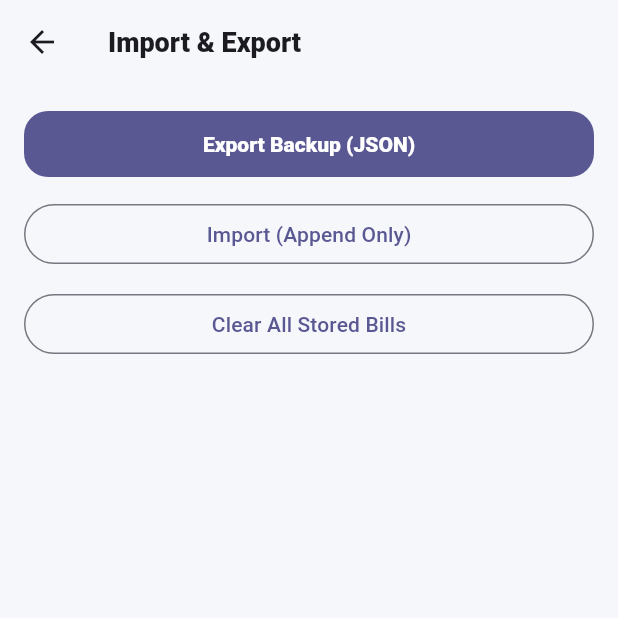
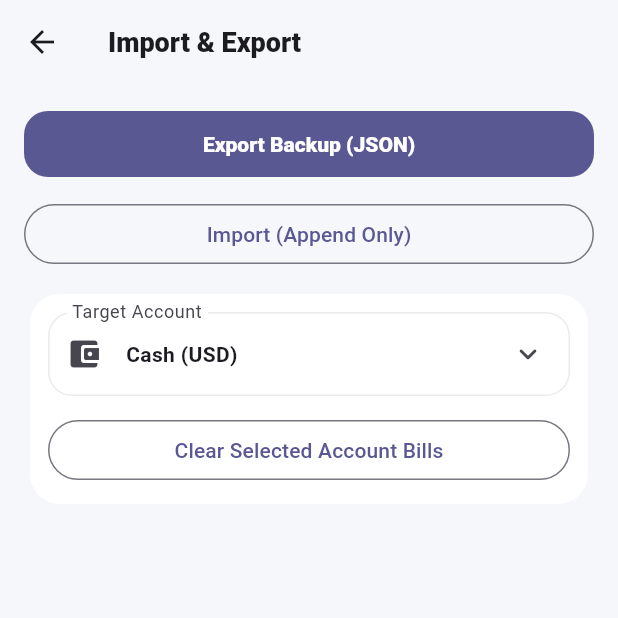
Before and after one commit to RonganBai/ledger, a Flutter app: the _ImportExportPage screen opened directly with empty values, after a tap on "Export Backup (JSON)", on a phone screen of 412 x 824 dp, the top half of it. Run offline on Flutter 3.47's test engine with Material 3 defaults, Android fonts, the phone set to English and light mode, and no system bars; our stand-ins replace csv, drift, drift_flutter, file_picker, flutter_local_notifications, image_picker and 4 more; missing offline and left inert: cryptography, excel, flutter_background_service, gbk_codec, google_mlkit_text_recognition; accounts and stored records are empty; generated files the repository leaves out were written again.

Commit message:
release: bump version to 1.0.2+4 and update bill flows

```diff
--- a/lib/data/db/app_database.dart
+++ b/lib/data/db/app_database.dart
@@ -1,5 +1,6 @@
 import 'package:drift/drift.dart';
 import 'package:drift_flutter/drift_flutter.dart';
+import 'package:supabase_flutter/supabase_flutter.dart';
 
 import 'tables/accounts.dart';
 import 'tables/categories.dart';
@@ -53,7 +54,7 @@ class AppDatabase extends _$AppDatabase {
       accounts,
     )..addColumns([accountCountExpr])).getSingle();
     final accountCount = accountCountRow.read(accountCountExpr) ?? 0;
-    if (accountCount == 0) {
+    if (accountCount == 0 && await _shouldSeedDefaultAccounts()) {
       await into(accounts).insert(
         AccountsCompanion.insert(name: 'Cash', type: const Value('cash')),
       );
@@ -96,6 +97,21 @@ class AppDatabase extends _$AppDatabase {
         ),
         mode: InsertMode.insertOrIgnore,
       );
+    }
+  }
+
+  Future<bool> _shouldSeedDefaultAccounts() async {
+    try {
+      final user = Supabase.instance.client.auth.currentUser;
+      if (user == null) return true;
+      final rows = await Supabase.instance.client
+          .from('ledger_accounts')
+          .select('id')
+          .eq('user_id', user.id)
+          .limit(1);
+      return rows.isEmpty;
+    } catch (_) {
+      return true;
     }
   }
 
--- a/lib/features/settings/settings_page.dart
+++ b/lib/features/settings/settings_page.dart
@@ -1,6 +1,7 @@
 import 'dart:async';
 import 'dart:io';
 
+import 'package:drift/drift.dart' show OrderingTerm;
 import 'package:flutter/material.dart';
 import 'package:image_picker/image_picker.dart';
 import 'package:path_provider/path_provider.dart';
@@ -404,6 +405,7 @@ class _SettingsPageState extends State<SettingsPage> {
                           MaterialPageRoute(
                             builder: (_) => _ImportExportPage(
                               db: widget.db,
+                              accountId: widget.accountId,
                               isGuestMode: widget.isGuestMode,
                             ),
                           ),
@@ -960,18 +962,139 @@ class _PetPage extends StatelessWidget {
   }
 }
 
-class _ImportExportPage extends StatelessWidget {
+class _ImportExportPage extends StatefulWidget {
   final AppDatabase db;
+  final int accountId;
   final bool isGuestMode;
 
-  const _ImportExportPage({required this.db, required this.isGuestMode});
+  const _ImportExportPage({
+    required this.db,
+    required this.accountId,
+    required this.isGuestMode,
+  });
+
+  @override
+  State<_ImportExportPage> createState() => _ImportExportPageState();
+}
+
+class _ImportExportPageState extends State<_ImportExportPage> {
+  late final ImportExportService _svc;
+  List<Account> _accounts = const <Account>[];
+  int? _selectedAccountId;
+  bool _loadingAccounts = true;
+
+  @override
+  void initState() {
+    super.initState();
+    _svc = ImportExportService(widget.db);
+    _selectedAccountId = widget.accountId;
+    _loadAccounts();
+  }
+
+  Future<void> _loadAccounts() async {
+    final accounts =
+        await (widget.db.select(widget.db.accounts)
+              ..where((a) => a.isActive.equals(true))
+              ..orderBy([(a) => OrderingTerm(expression: a.sortOrder)]))
+            .get();
+    if (!mounted) return;
+    setState(() {
+      _accounts = accounts;
+      _loadingAccounts = false;
+      final hasSelected = accounts.any((a) => a.id == _selectedAccountId);
+      if (!hasSelected) {
+        _selectedAccountId = accounts.isEmpty ? null : accounts.first.id;
+      }
+    });
+  }
+
+  Account? get _selectedAccount {
+    final id = _selectedAccountId;
+    if (id == null) return null;
+    for (final account in _accounts) {
+      if (account.id == id) return account;
+    }
+    return null;
+  }
+
+  Future<void> _pickAccount() async {
+    if (_accounts.isEmpty) return;
+    final current = _selectedAccountId ?? _accounts.first.id;
+    final picked = await _showSelectionSheet<int>(
+      context,
+      title: st(context, 'Select Account'),
+      options: _accounts
+          .map(
+            (account) => (
+              value: account.id,
+              label: '${account.name} (${account.currency})',
+              icon: Icons.account_balance_wallet_rounded,
+            ),
+          )
+          .toList(growable: false),
+      current: current,
+    );
+    if (picked == null || picked == _selectedAccountId) return;
+    setState(() => _selectedAccountId = picked);
+  }
+
+  Future<void> _clearSelectedAccountBills() async {
+    final account = _selectedAccount;
+    if (account == null) return;
+    final ok = await showDialog<bool>(
+      context: context,
+      builder: (_) => AlertDialog(
+        title: Text(st(context, 'Clear Selected Account Bills')),
+        content: Text(
+          st(
+            context,
+            'This will permanently delete bills for the selected account locally, and in cloud if signed in. Continue?',
+          ),
+        ),
+        actions: [
+          TextButton(
+            onPressed: () => Navigator.of(context).pop(false),
+            child: Text(st(context, 'Cancel')),
+          ),
+          FilledButton(
+            onPressed: () => Navigator.of(context).pop(true),
+            child: Text(st(context, 'Delete')),
+          ),
+        ],
+      ),
+    );
+    if (ok != true) return;
+
+    final deleted = await _svc.clearStoredBillDataForAccount(
+      accountId: account.id,
+    );
+    var cloudDeleted = 0;
+    if (!widget.isGuestMode &&
+        Supabase.instance.client.auth.currentUser != null) {
+      cloudDeleted = await CloudBillSyncService(
+        db: widget.db,
+        client: Supabase.instance.client,
+      ).clearCloudBillsForLocalAccount(account.id);
+    }
+    if (!mounted) return;
+    ScaffoldMessenger.of(context).showSnackBar(
+      SnackBar(
+        content: Text(
+          st(
+            context,
+            'Cleared selected account local $deleted, cloud $cloudDeleted.',
+          ),
+        ),
+      ),
+    );
+  }
 
   @override
   Widget build(BuildContext context) {
-    final svc = ImportExportService(db);
     void toast(String msg) => ScaffoldMessenger.of(
       context,
     ).showSnackBar(SnackBar(content: Text(msg)));
+    final selectedAccount = _selectedAccount;
 
     return Scaffold(
       appBar: AppBar(title: Text(st(context, 'Import & Export'))),
@@ -980,8 +1103,8 @@ class _ImportExportPage extends StatelessWidget {
         children: [
           FilledButton(
             onPressed: () async {
-              final f = await svc.exportFullBackupJson();
-              await svc.shareFile(f);
+              final f = await _svc.exportFullBackupJson();
+              await _svc.shareFile(f);
               if (!context.mounted) return;
               toast(st(context, 'Backup exported'));
             },
@@ -990,9 +1113,9 @@ class _ImportExportPage extends StatelessWidget {
           const SizedBox(height: 12),
           OutlinedButton(
             onPressed: () async {
-              final picked = await svc.pickBackupJson();
+              final picked = await _svc.pickBackupJson();
               if (picked == null) return;
-              final r = await svc.importAppend(picked.data);
+              final r = await _svc.importAppend(picked.data);
               if (!context.mounted) return;
               toast(
                 st(
@@ -1004,49 +1127,38 @@ class _ImportExportPage extends StatelessWidget {
             child: Text(st(context, 'Import (Append Only)')),
           ),
           const SizedBox(height: 12),
-          OutlinedButton(
-            onPressed: () async {
-              final ok = await showDialog<bool>(
-                context: context,
-                builder: (_) => AlertDialog(
-                  title: Text(st(context, 'Clear All Stored Bills')),
-                  content: Text(
-                    st(
-                      context,
-                      'This will permanently delete local bills, and cloud bills if signed in. Continue?',
+          Card(
+            child: Padding(
+              padding: const EdgeInsets.all(12),
+              child: _loadingAccounts
+                  ? const Center(child: CircularProgressIndicator())
+                  : Column(
+                      children: [
+                        _SelectionField(
+                          label: st(context, 'Target Account'),
+                          icon: Icons.account_balance_wallet_rounded,
+                          valueText: selectedAccount == null
+                              ? st(context, 'No account available')
+                              : '${selectedAccount.name} (${selectedAccount.currency})',
+                          onTap: _pickAccount,
+                        ),
+                        const SizedBox(height: 12),
+                        SizedBox(
+                          width: double.infinity,
+                          child: OutlinedButton(
+                            onPressed: selectedAccount == null
+                                ? null
+                                : _clearSelectedAccountBills,
+                            child: Text(
+                              st(context, 'Clear Selected Account Bills'),
+                            ),
+                          ),
+                        ),
+                      ],
                     ),
-                  ),
-                  actions: [
-                    TextButton(
-                      onPressed: () => Navigator.of(context).pop(false),
-                      child: Text(st(context, 'Cancel')),
-                    ),
-                    FilledButton(
-                      onPressed: () => Navigator.of(context).pop(true),
-                      child: Text(st(context, 'Delete')),
-                    ),
-                  ],
-                ),
-              );
-              if (ok != true) return;
-
-              final deleted = await svc.clearStoredBillData();
-              var cloudDeleted = 0;
-              if (!isGuestMode &&
-                  Supabase.instance.client.auth.currentUser != null) {
-                cloudDeleted = await CloudBillSyncService(
-                  db: db,
-                  client: Supabase.instance.client,
-                ).clearAllCloudBillsForCurrentUser();
-              }
-              if (!context.mounted) return;
-              toast(
-                st(context, 'Cleared local $deleted, cloud $cloudDeleted.'),
-              );
-            },
-            child: Text(st(context, 'Clear All Stored Bills')),
+            ),
           ),
-          if (isGuestMode) ...[
+          if (widget.isGuestMode) ...[
             const SizedBox(height: 12),
             Text(
               st(
--- a/pubspec.yaml
+++ b/pubspec.yaml
@@ -16,7 +16,7 @@ publish_to: 'none' # Remove this line if you wish to publish to pub.dev
 # https://developer.apple.com/library/archive/documentation/General/Reference/InfoPlistKeyReference/Articles/CoreFoundationKeys.html
 # In Windows, build-name is used as the major, minor, and patch parts
 # of the product and file versions while build-number is used as the build suffix.
-version: 1.0.1+3
+version: 1.0.2+4
 
 environment:
   sdk: ^3.11.0
```
Also changed, not shown: lib/features/import/external_bill_import_service.dart (+15 -9 lines), lib/features/settings/import_export_service.dart (+81 -26 lines), lib/features/settings/settings_texts.dart (+36 -16 lines), lib/services/cloud_bill_sync_service.dart (+83 -0 lines).
